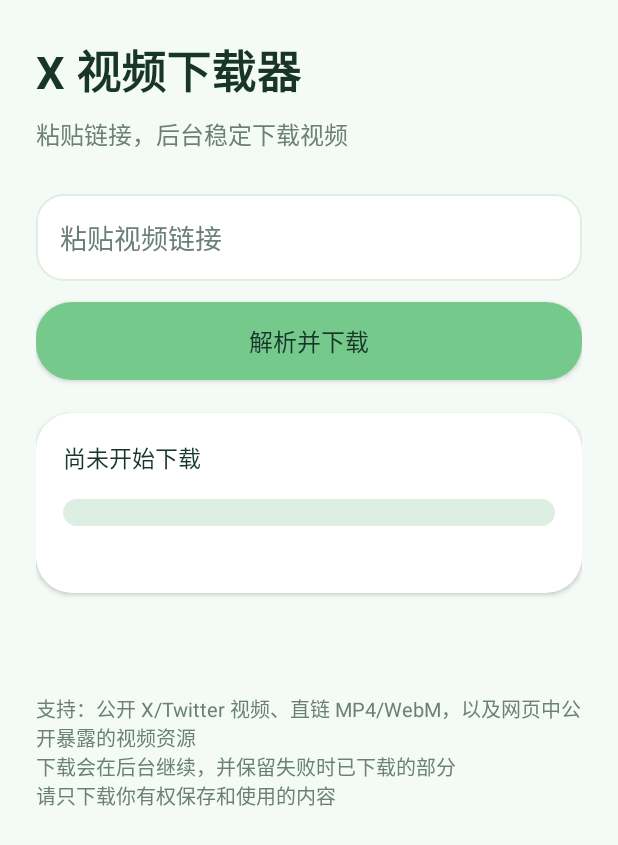
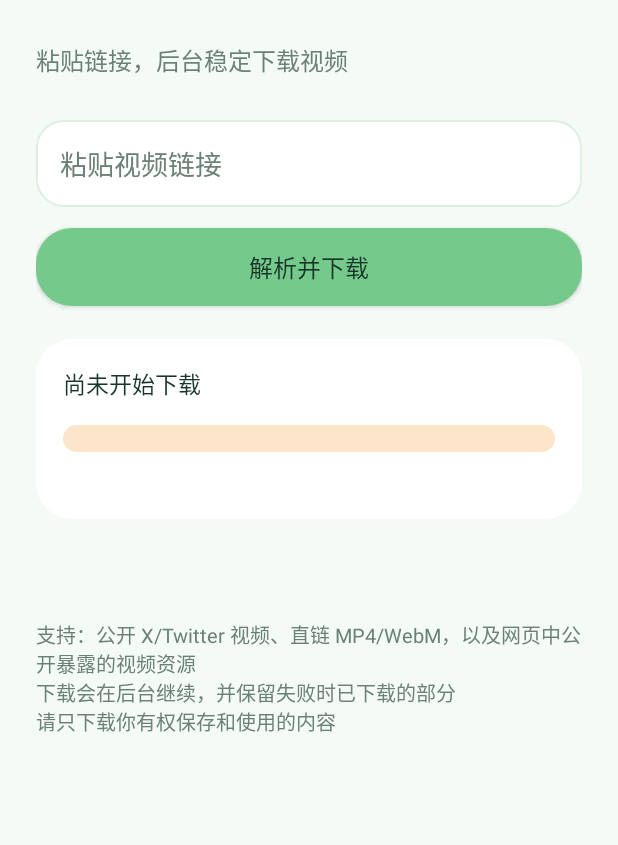
Before and after one commit to beningkardor/learning, an Android app: the screen it shows after launch (MainActivity), on a phone screen of 412 x 824 dp. Shown: the top 845 px of the screen. Run offline under Robolectric (Android 15) with nearby library versions, the light colour scheme and no system bars.

Commit message:
Refine downloader progress UI

```diff
--- a/x-video-downloader-android/app/build.gradle
+++ b/x-video-downloader-android/app/build.gradle
@@ -1,6 +1,6 @@
 plugins { id 'com.android.application' }
 
 android { namespace 'com.example.xvideodownloader'; compileSdk 35
-    defaultConfig { applicationId 'com.example.xvideodownloader'; minSdk 26; targetSdk 35; versionCode 3; versionName '0.2.1' }
+    defaultConfig { applicationId 'com.example.xvideodownloader'; minSdk 26; targetSdk 35; versionCode 4; versionName '0.2.2' }
     compileOptions { sourceCompatibility JavaVersion.VERSION_17; targetCompatibility JavaVersion.VERSION_17 }
 }
--- a/x-video-downloader-android/app/src/main/java/com/example/xvideodownloader/FlowProgressView.java
+++ b/x-video-downloader-android/app/src/main/java/com/example/xvideodownloader/FlowProgressView.java
@@ -24,10 +24,10 @@ public final class FlowProgressView extends View {
     @Override protected void onDraw(Canvas canvas) {
         super.onDraw(canvas);
         float radius = getHeight() / 2f;
-        track.setColor(getResources().getColor(R.color.track));
+        track.setColor(getResources().getColor(R.color.progress_track));
         canvas.drawRoundRect(new RectF(0, 0, getWidth(), getHeight()), radius, radius, track);
         if (progress <= 0f) return;
-        fill.setColor(getResources().getColor(R.color.accent));
+        fill.setColor(getResources().getColor(R.color.progress_accent));
         float right = Math.max(getHeight(), getWidth() * progress);
         canvas.drawRoundRect(new RectF(0, 0, right, getHeight()), radius, radius, fill);
         if (active && right > getHeight()) {
--- a/x-video-downloader-android/app/src/main/res/layout/activity_main.xml
+++ b/x-video-downloader-android/app/src/main/res/layout/activity_main.xml
@@ -5,9 +5,7 @@
     <LinearLayout android:layout_width="match_parent" android:layout_height="wrap_content"
         android:orientation="vertical" android:padding="24dp">
         <TextView android:layout_width="wrap_content" android:layout_height="wrap_content"
-            android:text="X 视频下载器" android:textColor="@color/ink" android:textSize="30sp" android:textStyle="bold" />
-        <TextView android:layout_width="wrap_content" android:layout_height="wrap_content"
-            android:layout_marginTop="8dp" android:text="粘贴链接，后台稳定下载视频"
+            android:layout_marginTop="4dp" android:text="粘贴链接，后台稳定下载视频"
             android:textColor="@color/muted" android:textSize="16sp" />
         <EditText android:id="@+id/linkInput" android:layout_width="match_parent" android:layout_height="wrap_content"
             android:layout_marginTop="28dp" android:background="@drawable/bg_input" android:hint="粘贴视频链接"
@@ -17,7 +15,7 @@
             android:layout_marginTop="14dp" android:background="@drawable/bg_button" android:text="解析并下载"
             android:textAllCaps="false" android:textColor="@color/ink" android:textSize="16sp" />
         <LinearLayout android:id="@+id/downloadCard" android:layout_width="match_parent" android:layout_height="wrap_content"
-            android:layout_marginTop="22dp" android:background="@drawable/bg_card" android:elevation="2dp"
+            android:layout_marginTop="22dp" android:background="@drawable/bg_card" android:elevation="0dp"
             android:orientation="vertical" android:padding="18dp">
             <TextView android:id="@+id/fileInfo" android:layout_width="match_parent" android:layout_height="wrap_content"
                 android:text="尚未开始下载" android:textColor="@color/ink" android:textSize="15sp" />
--- a/x-video-downloader-android/app/src/main/res/values/colors.xml
+++ b/x-video-downloader-android/app/src/main/res/values/colors.xml
@@ -7,4 +7,6 @@
     <color name="surface">#F4FBF6</color>
     <color name="card">#FFFFFF</color>
     <color name="track">#DDEFE3</color>
+    <color name="progress_accent">#F39A3F</color>
+    <color name="progress_track">#FCE5C8</color>
 </resources>
```
